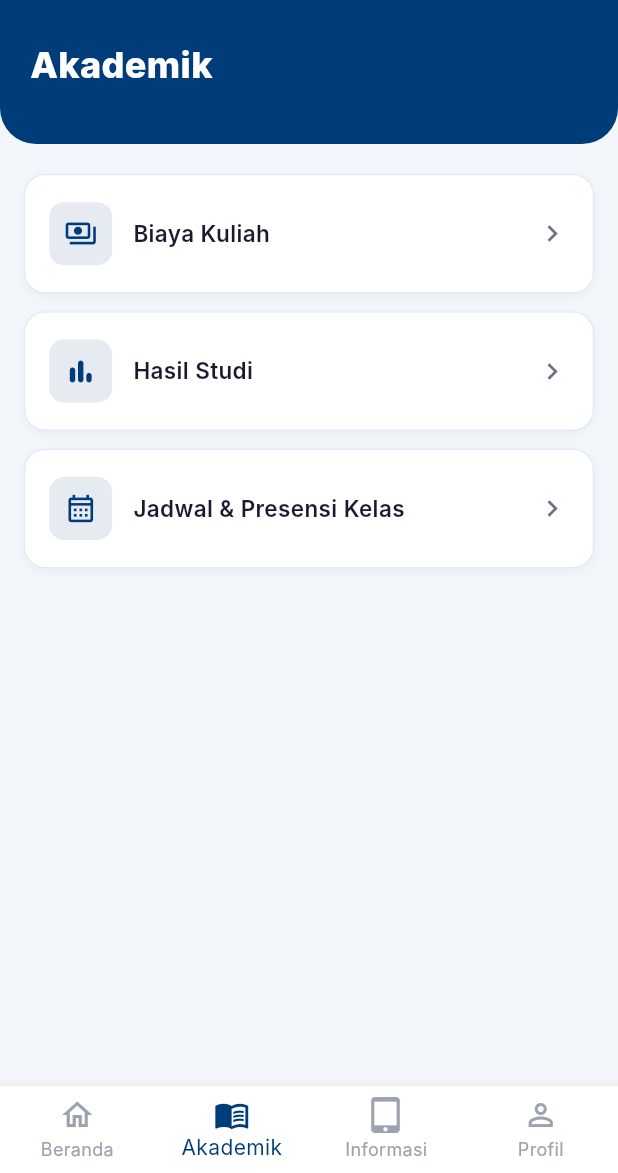
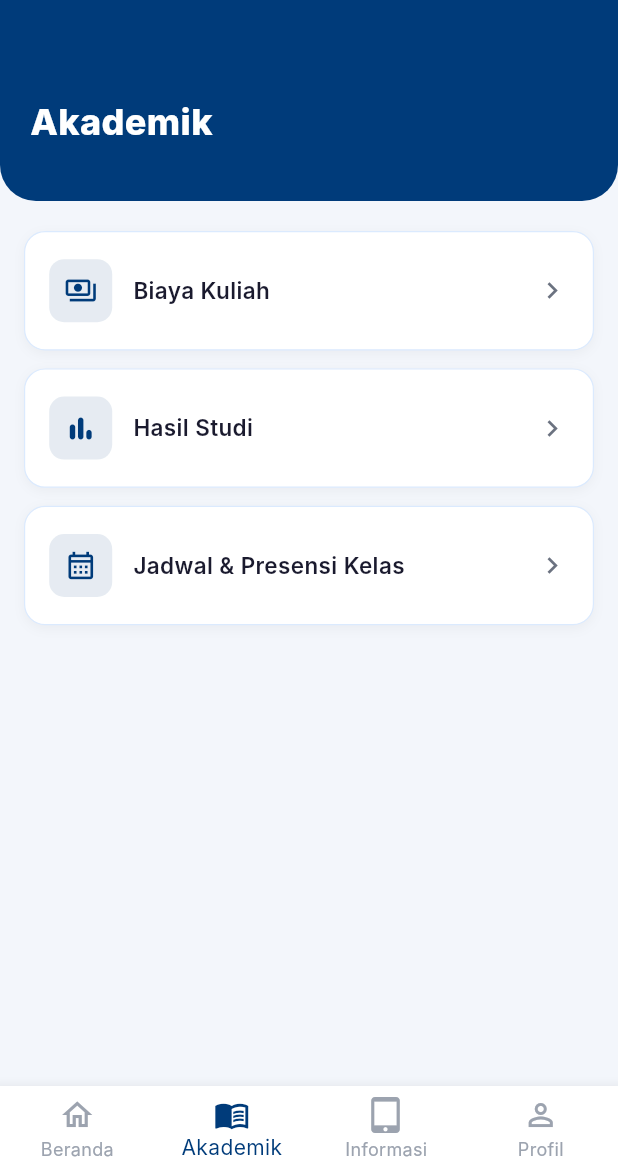
Before and after one commit to Raget13/gapura_ub_fix_design_SKRIPSI_2026, a Flutter app: the AkademikScreen screen opened directly, on a phone screen of 412 x 824 dp, the part 63-1236 px from its top. Run offline on Flutter 3.47's test engine with Material 3 defaults, Android fonts, the phone set to English and light mode, and no system bars; our stand-ins replace local_auth; Roboto replaces fonts that are missing (Inter).

Commit message:
fix: panjangkan header custom dan tambah border radius bawah di Akademik dan Informasi

```diff
--- a/lib/screens/akademik_screen.dart
+++ b/lib/screens/akademik_screen.dart
@@ -93,7 +93,7 @@ class AkademikScreen extends StatelessWidget {
           bottomRight: Radius.circular(24),
         ),
       ),
-      padding: const EdgeInsets.fromLTRB(20, 12, 20, 36),
+      padding: const EdgeInsets.fromLTRB(20, 50, 20, 36),
       child: const Text(
         'Akademik',
         style: TextStyle(
--- a/lib/screens/informasi_screen.dart
+++ b/lib/screens/informasi_screen.dart
@@ -86,7 +86,7 @@ class InformasiScreen extends StatelessWidget {
           bottomRight: Radius.circular(24),
         ),
       ),
-      padding: const EdgeInsets.fromLTRB(20, 12, 20, 36),
+      padding: const EdgeInsets.fromLTRB(20, 50, 20, 36),
       child: const Text(
         'Informasi',
         style: TextStyle(
```
